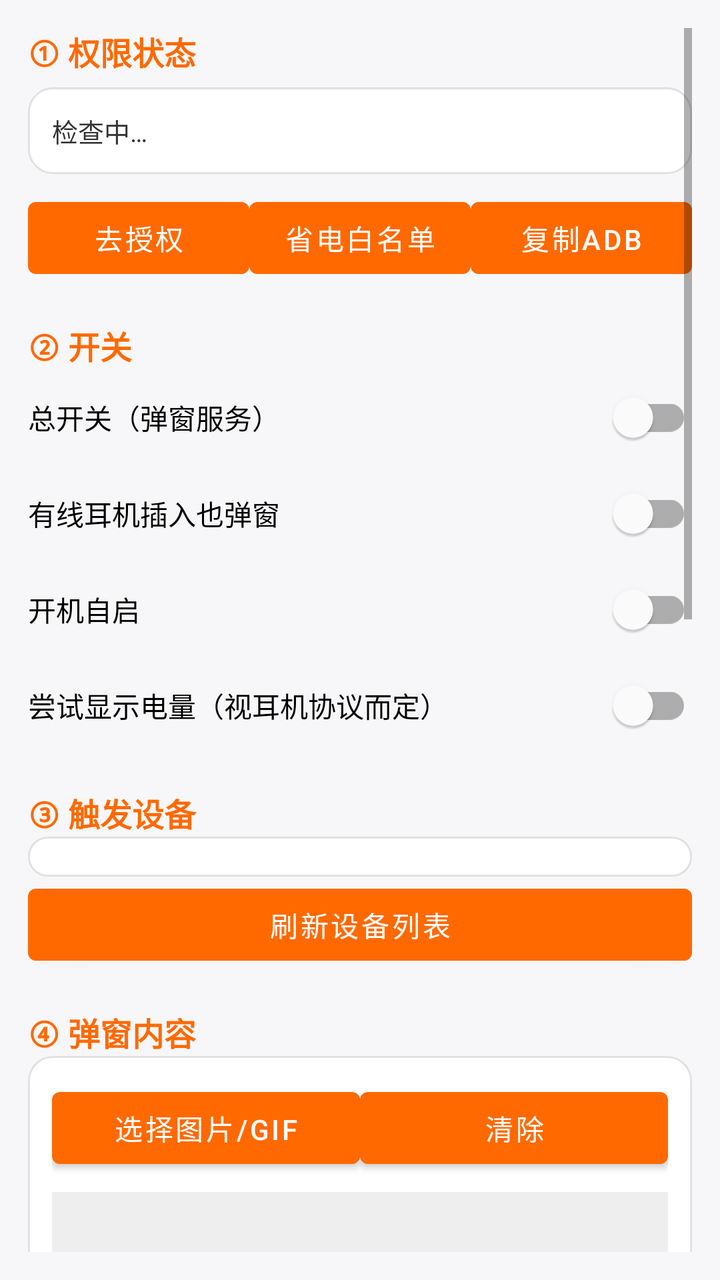
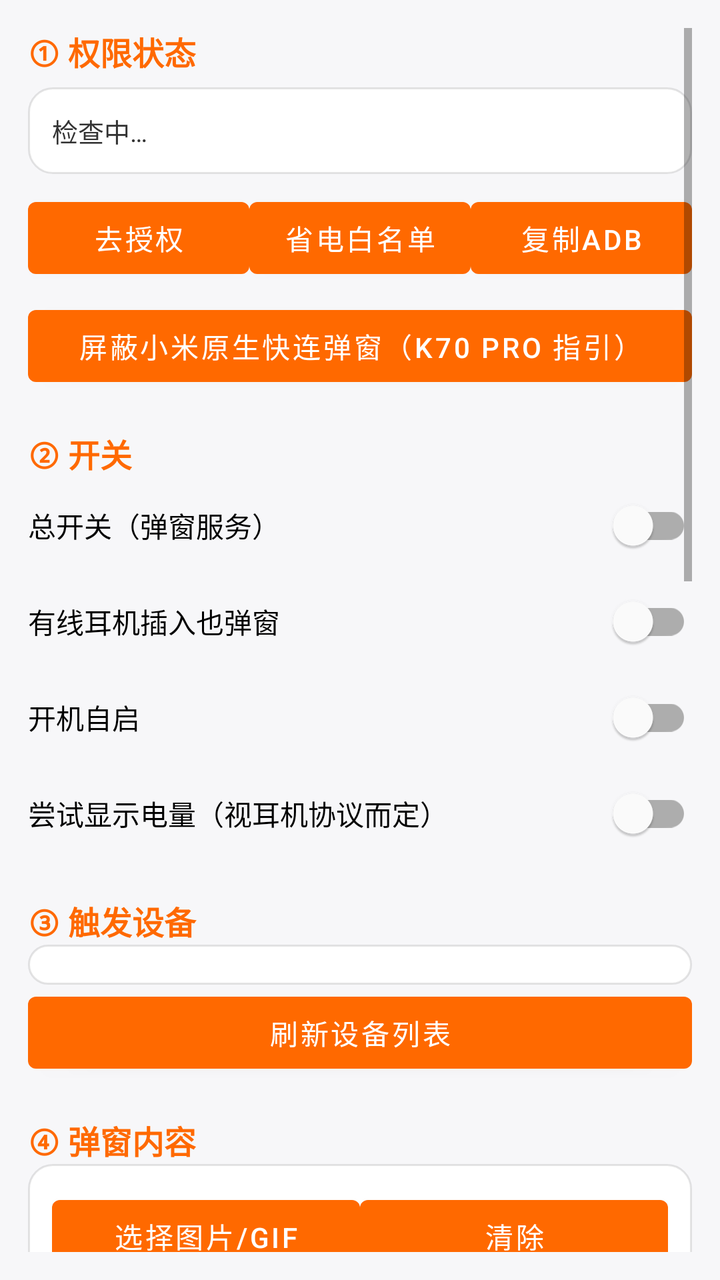

Screens rendered from an Android XML layout before and after an edit, with the pre-edit source and the edit as a unified diff.
<!-- AndroidManifest.xml: application theme AppTheme -->
<!-- res/layout/activity_main.xml -->
<?xml version="1.0" encoding="utf-8"?>
<ScrollView xmlns:android="http://schemas.android.com/apk/res/android"
    android:layout_width="match_parent"
    android:layout_height="match_parent"
    android:background="#FFF7F7F9"
    android:padding="14dp">

    <LinearLayout
        android:layout_width="match_parent"
        android:layout_height="wrap_content"
        android:orientation="vertical">

        
        <TextView
            android:layout_width="match_parent"
            android:layout_height="wrap_content"
            android:text="① 权限状态"
            android:textColor="#FF6900"
            android:textSize="16sp"
            android:textStyle="bold" />

        <TextView
            android:id="@+id/permStatus"
            android:layout_width="match_parent"
            android:layout_height="wrap_content"
            android:layout_marginTop="6dp"
            android:background="@drawable/bg_card"
            android:padding="12dp"
            android:text="检查中…"
            android:textColor="#FF333333"
            android:textSize="13sp" />

        <LinearLayout
            android:layout_width="match_parent"
            android:layout_height="wrap_content"
            android:layout_marginTop="8dp"
            android:orientation="horizontal">

            <Button
                android:id="@+id/btnPerm"
                android:layout_width="0dp"
                android:layout_height="wrap_content"
                android:layout_weight="1"
                android:text="去授权" />

            <Button
                android:id="@+id/btnBatteryOpt"
                android:layout_width="0dp"
                android:layout_height="wrap_content"
                android:layout_weight="1"
                android:text="省电白名单" />

            <Button
                android:id="@+id/btnAdb"
                android:layout_width="0dp"
                android:layout_height="wrap_content"
                android:layout_weight="1"
                android:text="复制ADB" />
        </LinearLayout>

        
        <TextView
            android:layout_width="match_parent"
            android:layout_height="wrap_content"
            android:layout_marginTop="18dp"
            android:text="② 开关"
            android:textColor="#FF6900"
            android:textSize="16sp"
            android:textStyle="bold" />

        <com.google.android.material.switchmaterial.SwitchMaterial
            android:id="@+id/swMaster"
            android:layout_width="match_parent"
            android:layout_height="wrap_content"
            android:text="总开关（弹窗服务）" />

        <com.google.android.material.switchmaterial.SwitchMaterial
            android:id="@+id/swWired"
            android:layout_width="match_parent"
            android:layout_height="wrap_content"
            android:text="有线耳机插入也弹窗" />

        <com.google.android.material.switchmaterial.SwitchMaterial
            android:id="@+id/swAutoStart"
            android:layout_width="match_parent"
            android:layout_height="wrap_content"
            android:text="开机自启" />

        <com.google.android.material.switchmaterial.SwitchMaterial
            android:id="@+id/swBattery"
            android:layout_width="match_parent"
            android:layout_height="wrap_content"
            android:text="尝试显示电量（视耳机协议而定）" />

        
        <TextView
            android:layout_width="match_parent"
            android:layout_height="wrap_content"
            android:layout_marginTop="18dp"
            android:text="③ 触发设备"
            android:textColor="#FF6900"
            android:textSize="16sp"
            android:textStyle="bold" />

        <LinearLayout
            android:id="@+id/deviceList"
            android:layout_width="match_parent"
            android:layout_height="wrap_content"
            android:background="@drawable/bg_card"
            android:orientation="vertical"
            android:padding="10dp" />

        <Button
            android:id="@+id/btnRefresh"
            android:layout_width="match_parent"
            android:layout_height="wrap_content"
            android:text="刷新设备列表" />

        
        <TextView
            android:layout_width="match_parent"
            android:layout_height="wrap_content"
            android:layout_marginTop="18dp"
            android:text="④ 弹窗内容"
            android:textColor="#FF6900"
            android:textSize="16sp"
            android:textStyle="bold" />

        <LinearLayout
            android:layout_width="match_parent"
            android:layout_height="wrap_content"
            android:background="@drawable/bg_card"
            android:orientation="vertical"
            android:padding="12dp">

            <LinearLayout
                android:layout_width="match_parent"
                android:layout_height="wrap_content"
                android:orientation="horizontal">

                <Button
                    android:id="@+id/btnPickImage"
                    android:layout_width="0dp"
                    android:layout_height="wrap_content"
                    android:layout_weight="1"
                    android:text="选择图片/GIF" />

                <Button
                    android:id="@+id/btnClearImage"
                    android:layout_width="0dp"
                    android:layout_height="wrap_content"
                    android:layout_weight="1"
                    android:text="清除" />
            </LinearLayout>

            <ImageView
                android:id="@+id/imgPreview"
                android:layout_width="match_parent"
                android:layout_height="120dp"
                android:layout_marginTop="8dp"
                android:background="#11000000"
                android:contentDescription="弹窗预览"
                android:scaleType="centerCrop" />

            <EditText
                android:id="@+id/etTitle"
                android:layout_width="match_parent"
                android:layout_height="wrap_content"
                android:hint="主标题，如：耳机已连接"
                android:inputType="text"
                android:textSize="14sp" />

            <EditText
                android:id="@+id/etSub"
                android:layout_width="match_parent"
                android:layout_height="wrap_content"
                android:hint="副标题，%s 会替换成设备名；留空则不显示"
                android:inputType="text"
                android:textSize="14sp" />

            <LinearLayout
                android:layout_width="match_parent"
                android:layout_height="wrap_content"
                android:orientation="horizontal">

                <EditText
                    android:id="@+id/etBg"
                    android:layout_width="0dp"
                    android:layout_height="wrap_content"
                    android:layout_weight="1"
                    android:hint="背景色 #E6222426"
                    android:inputType="text"
                    android:textSize="13sp" />

                <EditText
                    android:id="@+id/etTextColor"
                    android:layout_width="0dp"
                    android:layout_height="wrap_content"
                    android:layout_weight="1"
                    android:hint="文字色 #FFFFFFFF"
                    android:inputType="text"
                    android:textSize="13sp" />
            </LinearLayout>

            <TextView
                android:id="@+id/tvWidth"
                android:layout_width="match_parent"
                android:layout_height="wrap_content"
                android:layout_marginTop="6dp"
                android:text="弹窗宽度"
                android:textSize="13sp" />

            <SeekBar
                android:id="@+id/sbWidth"
                android:layout_width="match_parent"
                android:layout_height="wrap_content"
                android:max="160" />

            <TextView
                android:id="@+id/tvRadius"
                android:layout_width="match_parent"
                android:layout_height="wrap_content"
                android:text="圆角"
                android:textSize="13sp" />

            <SeekBar
                android:id="@+id/sbRadius"
                android:layout_width="match_parent"
                android:layout_height="wrap_content"
                android:max="40" />

            <TextView
                android:id="@+id/tvImgH"
                android:layout_width="match_parent"
                android:layout_height="wrap_content"
                android:text="图片高度"
                android:textSize="13sp" />

            <SeekBar
                android:id="@+id/sbImgH"
                android:layout_width="match_parent"
                android:layout_height="wrap_content"
                android:max="200" />

            <TextView
                android:id="@+id/tvDuration"
                android:layout_width="match_parent"
                android:layout_height="wrap_content"
                android:text="显示时长"
                android:textSize="13sp" />

            <SeekBar
                android:id="@+id/sbDuration"
                android:layout_width="match_parent"
                android:layout_height="wrap_content"
                android:max="11" />

            <TextView
                android:layout_width="match_parent"
                android:layout_height="wrap_content"
                android:layout_marginTop="6dp"
                android:text="弹出位置"
                android:textSize="13sp" />

            <Spinner
                android:id="@+id/spPos"
                android:layout_width="match_parent"
                android:layout_height="wrap_content"
                android:entries="@array/popup_position" />

            <TextView
                android:layout_width="match_parent"
                android:layout_height="wrap_content"
                android:layout_marginTop="6dp"
                android:text="入场动画"
                android:textSize="13sp" />

            <Spinner
                android:id="@+id/spAnim"
                android:layout_width="match_parent"
                android:layout_height="wrap_content"
                android:entries="@array/popup_anim" />
        </LinearLayout>

        <LinearLayout
            android:layout_width="match_parent"
            android:layout_height="wrap_content"
            android:layout_marginTop="12dp"
            android:orientation="horizontal">

            <Button
                android:id="@+id/btnSave"
                android:layout_width="0dp"
                android:layout_height="wrap_content"
                android:layout_weight="1"
                android:text="保存" />

            <Button
                android:id="@+id/btnTest"
                android:layout_width="0dp"
                android:layout_height="wrap_content"
                android:layout_weight="1"
                android:text="立即测试弹窗" />
        </LinearLayout>

        <TextView
            android:layout_width="match_parent"
            android:layout_height="wrap_content"
            android:layout_marginTop="14dp"
            android:text="@string/tips"
            android:textColor="#FF666666"
            android:textSize="12sp" />

    </LinearLayout>
</ScrollView>
<!-- resources referenced by this layout -->
<resources>
  <string-array name="popup_anim">
          <item>缩放淡入</item>
          <item>底部上滑</item>
          <item>顶部下滑</item>
      </string-array>
  <string-array name="popup_position">
          <item>屏幕顶部</item>
          <item>屏幕居中</item>
          <item>屏幕底部</item>
      </string-array>
  <!-- drawable bg_card (drawable) -->
  <?xml version="1.0" encoding="utf-8"?>
  <shape xmlns:android="http://schemas.android.com/apk/res/android"
      android:shape="rectangle">
      <solid android:color="#FFFFFFFF" />
      <corners android:radius="12dp" />
      <stroke
          android:width="1dp"
          android:color="#1A000000" />
  </shape>
  <string name="tips">使用提示：\n1. 先开「悬浮窗权限」，再点总开关启动服务。\n2. 小米/红米要同时关闭系统原生快连弹窗：设置 → 蓝牙 → 点耳机右侧箭头 → 关闭“连接弹窗”；或在通知管理里关闭「蓝牙」应用的悬浮通知。也可用上面复制的 ADB 命令直接屏蔽。\n3. 服务被系统杀掉时：电池与性能 → 应用省电策略 → 选「无限制」，并打开自启动。\n4. 打开充电盒触发弹窗依赖耳机广播，部分耳机只有真正建立音频连接时才触发，属正常现象。</string>
  <style name="AppTheme" parent="Theme.MaterialComponents.DayNight.NoActionBar">
          <item name="colorPrimary">#FFFF6900</item>
          <item name="colorPrimaryVariant">#FFE65C00</item>
          <item name="colorOnPrimary">#FFFFFFFF</item>
          <item name="colorSecondary">#FFFF6900</item>
          <item name="colorAccent">#FFFF6900</item>
          <item name="android:statusBarColor">@android:color/transparent</item>
          <item name="android:windowLightStatusBar">true</item>
      </style>
</resources>

<!-- the commit's change to res/layout/activity_main.xml (unified diff, before → after) -->
@@ -57,6 +57,13 @@
                 android:layout_weight="1"
                 android:text="复制ADB" />
         </LinearLayout>
+
+        <Button
+            android:id="@+id/btnBlockMi"
+            android:layout_width="match_parent"
+            android:layout_height="wrap_content"
+            android:layout_marginTop="6dp"
+            android:text="屏蔽小米原生快连弹窗（K70 Pro 指引）" />
 
         
         <TextView
@@ -202,6 +209,14 @@
                     android:textSize="13sp" />
             </LinearLayout>
 
+            <EditText
+                android:id="@+id/etAccent"
+                android:layout_width="match_parent"
+                android:layout_height="wrap_content"
+                android:hint="电竞强调色 #FF00E5A0（电量条/顶条）"
+                android:inputType="text"
+                android:textSize="13sp" />
+
             <TextView
                 android:id="@+id/tvWidth"
                 android:layout_width="match_parent"
